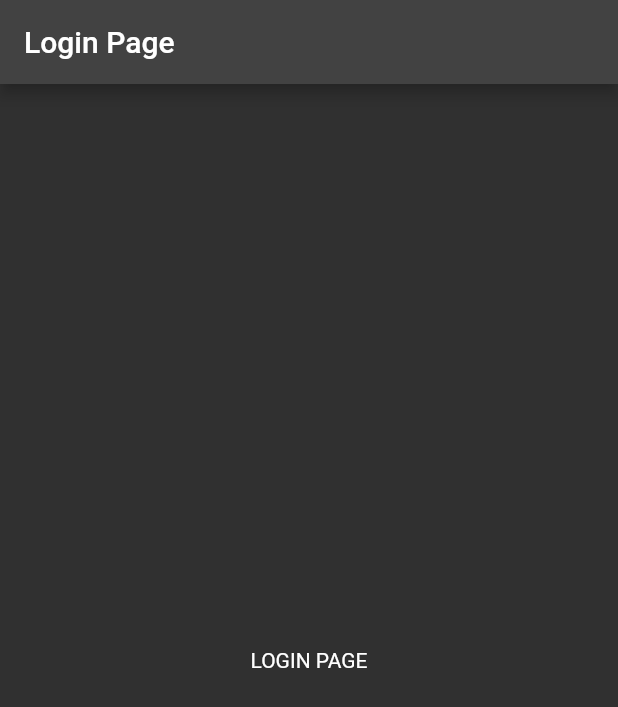
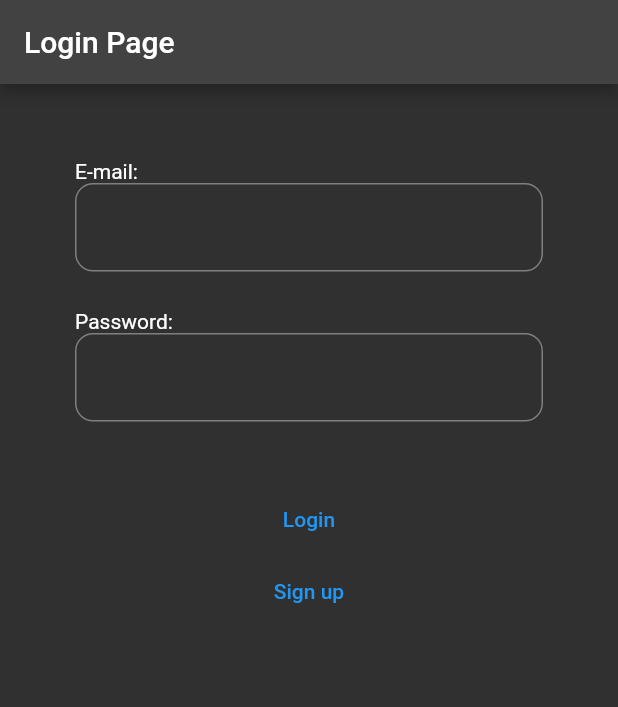
Before and after one commit to MathiasYde/casino_app, a Flutter app: the screen it shows after launch, on a phone screen of 412 x 824 dp. Shown: the top 707 px of the screen. Run offline on Flutter 3.47's test engine with Material 2 defaults, Android fonts, the phone set to English and light mode, and no system bars; our stand-ins replace cloud_firestore, firebase_auth, firebase_core, freezed_annotation, hooks_riverpod; accounts and stored records are empty; generated files the repository leaves out were written again.

Commit message:
Implemented sign in page

```diff
--- a/lib/pages/login_page.dart
+++ b/lib/pages/login_page.dart
@@ -1,17 +1,118 @@
+import 'package:casino_app/pages/signup_page.dart';
+import 'package:firebase_auth/firebase_auth.dart';
 import "package:flutter/material.dart";
 
-class LoginPage extends StatelessWidget {
+class LoginPage extends StatefulWidget {
   const LoginPage({Key? key}) : super(key: key);
+
+  @override
+  State<LoginPage> createState() => _LoginPageState();
+}
+
+String _errorCode = "";
+TextEditingController _emailController = TextEditingController();
+TextEditingController _passwordController = TextEditingController();
+
+class _LoginPageState extends State<LoginPage> {
+  Future<void> _checkLogin({email, password}) async {
+    try {
+      await FirebaseAuth.instance
+          .signInWithEmailAndPassword(email: email, password: password);
+    } on FirebaseAuthException catch (e) {
+      if (e.code == "user-not-found") {
+        setState(() {
+          _errorCode = "No user found for that email";
+        });
+      } else if (e.code == "wrong-password") {
+        setState(() {
+          _errorCode = "Wrong password or email";
+        });
+      } else {
+        setState(() {
+          _errorCode = "there was an error";
+        });
+      }
+    }
+  }
 
   @override
   Widget build(BuildContext context) {
     return Scaffold(
-      appBar: AppBar(
-        title: const Text("Login Page"),
-      ),
-      body: const Center(
-        child: Text("LOGIN PAGE"),
-      ),
+        appBar: AppBar(
+          title: const Text("Login Page"),
+        ),
+        body: Container(
+          padding: const EdgeInsets.fromLTRB(50, 0, 50, 0),
+          child: Column(
+            crossAxisAlignment: CrossAxisAlignment.center,
+            children: [
+              const SizedBox(
+                height: 50,
+              ),
+              InputText(
+                title: "E-mail:",
+                textFieldController: _emailController,
+              ),
+              const SizedBox(
+                height: 25,
+              ),
+              InputText(
+                title: "Password:",
+                hideText: true,
+                textFieldController: _passwordController,
+              ),
+              const SizedBox(
+                height: 25,
+              ),
+              Text(_errorCode),
+              TextButton(
+                  onPressed: (() => _checkLogin(
+                      email: _emailController.text,
+                      password: _passwordController.text)),
+                  child: const Text("Login")),
+              TextButton(
+                  onPressed: (() => Navigator.push(
+                      context,
+                      MaterialPageRoute(
+                          builder: ((context) => const SignupPage())))),
+                  child: const Text("Sign up")),
+            ],
+          ),
+        ));
+  }
+}
+
+class InputText extends StatelessWidget {
+  const InputText(
+      {super.key,
+      required this.title,
+      this.hideText = false,
+      required this.textFieldController});
+
+  final String title;
+  final bool hideText;
+  final TextEditingController textFieldController;
+
+  @override
+  Widget build(BuildContext context) {
+    return Column(
+      crossAxisAlignment: CrossAxisAlignment.start,
+      children: [
+        Text(title),
+        TextField(
+          controller: textFieldController,
+          decoration: const InputDecoration(
+            border: OutlineInputBorder(
+              borderRadius: BorderRadius.all(Radius.circular(12)),
+            ),
+            focusColor: Colors.black,
+          ),
+          style: const TextStyle(
+            color: Colors.white,
+          ),
+          obscureText: hideText,
+        ),
+      ],
     );
   }
 }
```
Also changed, not shown: 1 other file.
